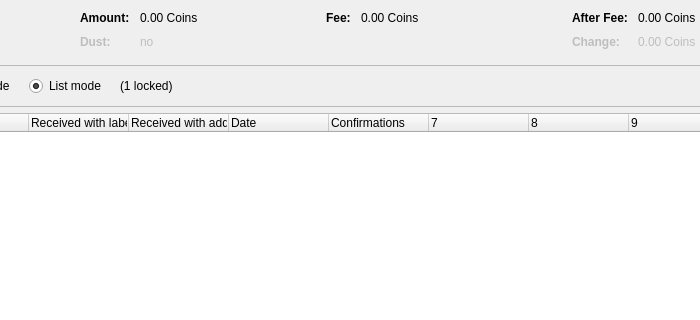
This is src/qt/forms/coincontroldialog.ui in VaporumCoin/VaporumOcean-0.7.2 as Qt 5 draws it before an edit; both pictures show x 183 to 883 and y 0 to 320 of the 1000 by 500 pixel window. The edited form follows.
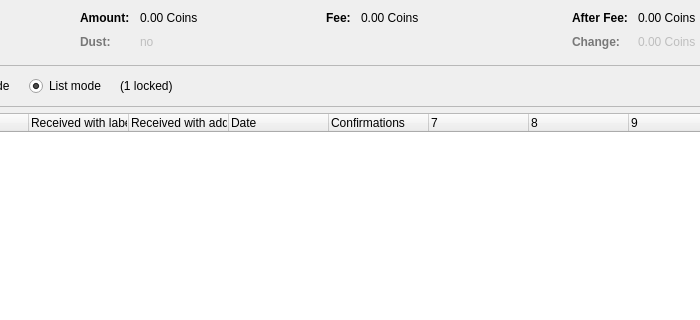
This is the edited form. Custom widgets are drawn as their Qt base class.

Commit message: Adjust Color

Diff of the .ui file:
```diff
--- a/src/qt/forms/coincontroldialog.ui
+++ b/src/qt/forms/coincontroldialog.ui
@@ -10,6 +10,70 @@
     <height>500</height>
    </rect>
   </property>
+  <property name="palette">
+   <palette>
+    <active>
+     <colorrole role="WindowText">
+      <brush brushstyle="SolidPattern">
+       <color alpha="255">
+        <red>0</red>
+        <green>85</green>
+        <blue>127</blue>
+       </color>
+      </brush>
+     </colorrole>
+     <colorrole role="ButtonText">
+      <brush brushstyle="SolidPattern">
+       <color alpha="255">
+        <red>0</red>
+        <green>85</green>
+        <blue>127</blue>
+       </color>
+      </brush>
+     </colorrole>
+    </active>
+    <inactive>
+     <colorrole role="WindowText">
+      <brush brushstyle="SolidPattern">
+       <color alpha="255">
+        <red>0</red>
+        <green>0</green>
+        <blue>0</blue>
+       </color>
+      </brush>
+     </colorrole>
+     <colorrole role="ButtonText">
+      <brush brushstyle="SolidPattern">
+       <color alpha="255">
+        <red>0</red>
+        <green>0</green>
+        <blue>0</blue>
+       </color>
+      </brush>
+     </colorrole>
+    </inactive>
+    <disabled>
+     <colorrole role="WindowText">
+      <brush brushstyle="SolidPattern">
+       <color alpha="255">
+        <red>120</red>
+        <green>120</green>
+        <blue>120</blue>
+       </color>
+      </brush>
+     </colorrole>
+     <colorrole role="ButtonText">
+      <brush brushstyle="SolidPattern">
+       <color alpha="255">
+        <red>120</red>
+        <green>120</green>
+        <blue>120</blue>
+       </color>
+      </brush>
+     </colorrole>
+    </disabled>
+   </palette>
+  </property>
   <property name="windowTitle">
    <string>Coin Selection</string>
   </property>
@@ -146,7 +210,6 @@
          </property>
          <property name="font">
           <font>
-           <weight>75</weight>
            <bold>true</bold>
           </font>
          </property>
@@ -271,7 +334,6 @@
          </property>
          <property name="font">
           <font>
-           <weight>75</weight>
            <bold>true</bold>
           </font>
          </property>
```
Left out of the diff: 5 changed lines with no effect on the pictures. The commit also changes 18 other files.
